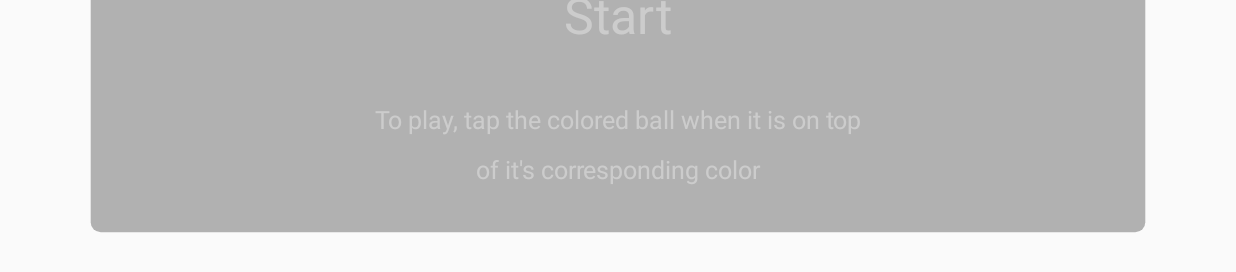
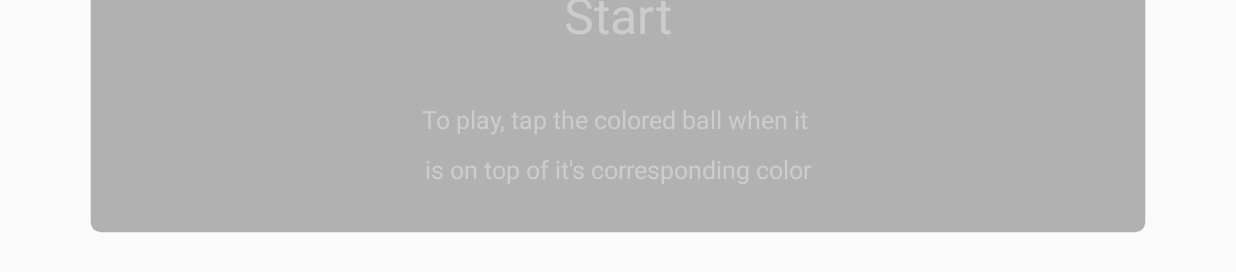
Before and after one commit to diddlydoodly/Tap, an Android app: the screen it shows after launch (GameActivity), on a phone screen of 824 x 412 dp (held sideways). Shown: the part 255-527 px from the top of the screen. Run offline under Robolectric (Android 15) with nearby library versions, the phone set to English and light mode, and no system bars; our stand-ins replace AdMob.

Commit message:
some adrequest stuff and optimization

```diff
--- a/app/src/main/AndroidManifest.xml
+++ b/app/src/main/AndroidManifest.xml
@@ -19,6 +19,9 @@
                 <category android:name="android.intent.category.LAUNCHER" />
             </intent-filter>
         </activity>
+        <activity android:name="com.google.android.gms.ads.AdActivity"
+                  android:configChanges="keyboard|keyboardHidden|orientation|screenLayout|uiMode|screenSize|smallestScreenSize"
+                  android:theme="@android:style/Theme.Translucent" />
     </application>
 
 </manifest>
--- a/app/src/main/java/io/github/omgimanerd/tap/GameActivity.java
+++ b/app/src/main/java/io/github/omgimanerd/tap/GameActivity.java
@@ -5,15 +5,17 @@ import android.graphics.Color;
 import android.os.Bundle;
 import android.view.View;
 
+import com.google.android.gms.ads.*;
 
 public class GameActivity extends Activity {
 
   public static final String TAG = GameActivity.class.getSimpleName();
 
-  @Override
-  protected void onCreate(Bundle savedInstanceState) {
+  private View gameView_;
+
+  public void onCreate(Bundle savedInstanceState) {
     super.onCreate(savedInstanceState);
-    View gameView = new GameView(this);
-    setContentView(gameView);
+    gameView_ = new GameView(this);
+    setContentView(gameView_);
   }
 }
--- a/app/src/main/java/io/github/omgimanerd/tap/GameView.java
+++ b/app/src/main/java/io/github/omgimanerd/tap/GameView.java
@@ -8,6 +8,8 @@ import android.graphics.Paint;
 import android.graphics.RectF;
 import android.view.MotionEvent;
 import android.view.View;
+
+import com.google.android.gms.ads.*;
 
 import io.github.omgimanerd.tap.game.Game;
 
@@ -29,7 +31,6 @@ public class GameView extends View {
   private static final int STATE_LOST = 2;
   private int STATE = 0;
 
-  private Context context_;
   private SharedPreferences tapData_;
   private float screenHeight_;
   private float screenWidth_;
@@ -40,10 +41,11 @@ public class GameView extends View {
   private Paint textPaint_;
   private Paint textPaintSmall_;
 
+  private InterstitialAd ad_;
+
   public GameView(Context context) {
     super(context);
-    context_ = context;
-    tapData_ = context_.getSharedPreferences("tapData", Context.MODE_PRIVATE);
+    tapData_ = context.getSharedPreferences("tapData", Context.MODE_PRIVATE);
     screenWidth_ = getResources().getDisplayMetrics().widthPixels;
     screenHeight_ = getResources().getDisplayMetrics().heightPixels -
         SCREEN_PADDING;
@@ -54,16 +56,22 @@ public class GameView extends View {
                          screenHeight_ - padding);
     overlayPaint_ = new Paint();
     overlayPaint_.setColor(Color.parseColor(OVERLAY_COLOR));
-
     textPaint_ = new Paint();
     textPaint_.setColor(Color.parseColor(OVERLAY_TEXT_COLOR));
     textPaint_.setTextSize(OVERLAY_TEXT_SIZE);
     textPaint_.setTextAlign(Paint.Align.CENTER);
-
     textPaintSmall_ = new Paint();
     textPaintSmall_.setColor(Color.parseColor(OVERLAY_TEXT_COLOR));
     textPaintSmall_.setTextSize(OVERLAY_TEXT_SIZE_SMALL);
     textPaintSmall_.setTextAlign(Paint.Align.CENTER);
+
+    ad_ = new InterstitialAd(context);
+    ad_.setAdUnitId(getResources().getString(R.string.ad_unit_id));
+
+    AdRequest adRequest = new AdRequest.Builder().addTestDevice
+        (AdRequest.DEVICE_ID_EMULATOR).build();
+
+    ad_.loadAd(adRequest);
   }
 
   public void onDraw(Canvas canvas) {
@@ -79,13 +87,12 @@ public class GameView extends View {
 
 
         String instructions = getResources().getString(R.string.instructions);
-        canvas.drawText(instructions, 0, instructions.length(),
+        canvas.drawText(instructions, 0, instructions.length() / 2,
                         screenWidth_ / 2,
                         3 * screenHeight_ / 4 - textPaint_.getTextSize(),
                         textPaintSmall_);
-
-        String instructions2 = getResources().getString(R.string.instructions2);
-        canvas.drawText(instructions2, 0, instructions2.length() - 1,
+        canvas.drawText(instructions, instructions.length()/ 2,
+                        instructions.length() - 1,
                         screenWidth_ / 2, 3 * screenHeight_ / 4,
                         textPaintSmall_);
 
@@ -126,6 +133,9 @@ public class GameView extends View {
                         textPaintSmall_);
         canvas.drawText(scoreString, 0, scoreString.length(), screenWidth_ / 2,
                         3 * screenHeight_ / 4, textPaintSmall_);
+
+        displayAd();
+
         break;
     }
 
@@ -153,4 +163,10 @@ public class GameView extends View {
     }
     return true;
   }
+
+  public void displayAd() {
+    if (ad_.isLoaded()) {
+      ad_.show();
+    }
+  }
 }
--- a/app/src/main/res/values/strings.xml
+++ b/app/src/main/res/values/strings.xml
@@ -2,12 +2,12 @@
 <resources>
 
     <string name="app_name">Tap</string>
+    <string name="ad_unit_id">ca-app-pub-3940256099942544/6300978111</string>
     <string name="action_settings">Settings</string>
     <string name="title_activity_tap">TapActivity</string>
     <string name="start_button">Start</string>
     <string name="instructions">To play, tap the colored ball when it is on
-        top</string>
-    <string name="instructions2">of it\'s corresponding color.</string>
+        top of it\'s corresponding color.</string>
     <string name="lost_screen">You lost!</string>
 
 </resources>
```
